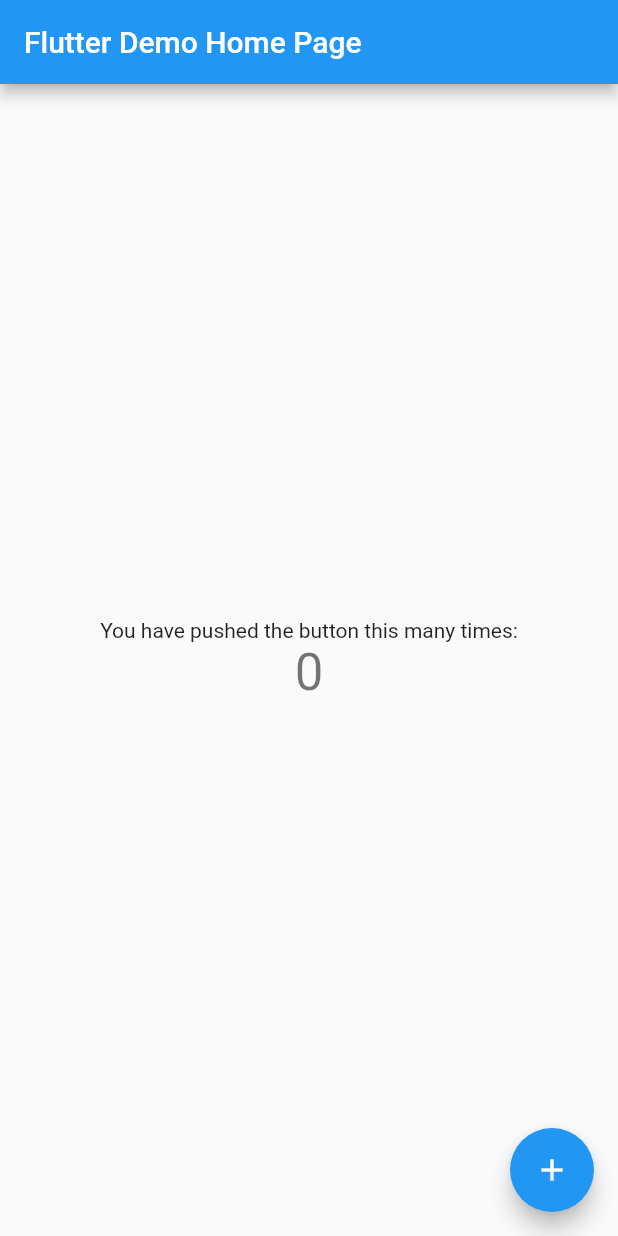
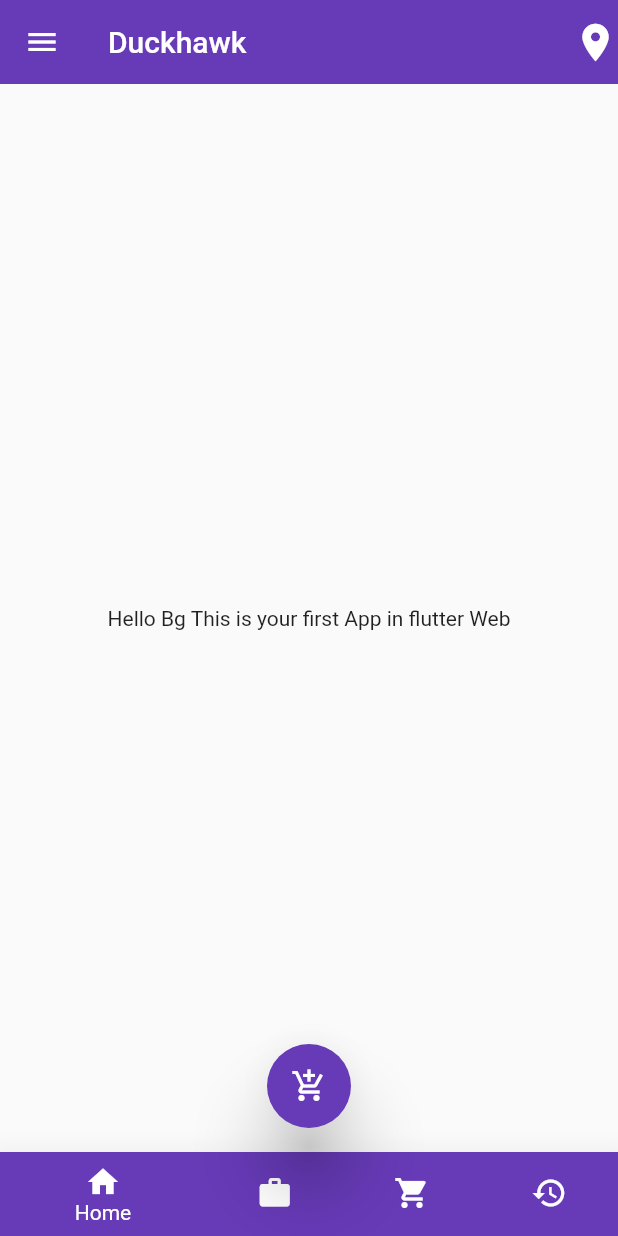
Before and after one commit to SubhamPanigrahi/Flutter_Web_App, a Flutter app: the screen it shows after launch, on a phone screen of 412 x 824 dp. Run offline on Flutter 3.47's test engine with Material 2 defaults, Android fonts, the phone set to English and light mode, and no system bars.

Commit message:
Created a webapp with drawer and bottom nav bar

```diff
--- a/lib/main.dart
+++ b/lib/main.dart
@@ -1,3 +1,4 @@
+import 'package:flutter/gestures.dart';
 import 'package:flutter/material.dart';
 
 void main() {
@@ -5,113 +6,94 @@
 }
 
 class MyApp extends StatelessWidget {
-  // This widget is the root of your application.
   @override
   Widget build(BuildContext context) {
     return MaterialApp(
-      title: 'Flutter Demo',
+      color: Colors.amber,
       theme: ThemeData(
-        // This is the theme of your application.
-        //
-        // Try running your application with "flutter run". You'll see the
-        // application has a blue toolbar. Then, without quitting the app, try
-        // changing the primarySwatch below to Colors.green and then invoke
-        // "hot reload" (press "r" in the console where you ran "flutter run",
-        // or simply save your changes to "hot reload" in a Flutter IDE).
-        // Notice that the counter didn't reset back to zero; the application
-        // is not restarted.
-        primarySwatch: Colors.blue,
-        // This makes the visual density adapt to the platform that you run
-        // the app on. For desktop platforms, the controls will be smaller and
-        // closer together (more dense) than on mobile platforms.
-        visualDensity: VisualDensity.adaptivePlatformDensity,
+        primarySwatch: Colors.deepPurple,
       ),
-      home: MyHomePage(title: 'Flutter Demo Home Page'),
+      home: MyHomePage(),
     );
   }
 }
 
 class MyHomePage extends StatefulWidget {
-  MyHomePage({Key key, this.title}) : super(key: key);
-
-  // This widget is the home page of your application. It is stateful, meaning
-  // that it has a State object (defined below) that contains fields that affect
-  // how it looks.
-
-  // This class is the configuration for the state. It holds the values (in this
-  // case the title) provided by the parent (in this case the App widget) and
-  // used by the build method of the State. Fields in a Widget subclass are
-  // always marked "final".
-
-  final String title;
-
   @override
   _MyHomePageState createState() => _MyHomePageState();
 }
 
 class _MyHomePageState extends State<MyHomePage> {
-  int _counter = 0;
 
-  void _incrementCounter() {
-    setState(() {
-      // This call to setState tells the Flutter framework that something has
-      // changed in this State, which causes it to rerun the build method below
-      // so that the display can reflect the updated values. If we changed
-      // _counter without calling setState(), then the build method would not be
-      // called again, and so nothing would appear to happen.
-      _counter++;
-    });
-  }
+int _index = 0;
 
   @override
   Widget build(BuildContext context) {
-    // This method is rerun every time setState is called, for instance as done
-    // by the _incrementCounter method above.
-    //
-    // The Flutter framework has been optimized to make rerunning build methods
-    // fast, so that you can just rebuild anything that needs updating rather
-    // than having to individually change instances of widgets.
     return Scaffold(
+      floatingActionButtonLocation: FloatingActionButtonLocation.centerFloat,
+      floatingActionButton: FloatingActionButton(
+        onPressed: null,
+        child: Icon(Icons.add_shopping_cart),
+        hoverColor: Colors.blue,
+        elevation: 20,
+      ),
+      bottomNavigationBar: BottomNavigationBar( type: BottomNavigationBarType.shifting,
+        currentIndex: _index,
+        elevation: 20,
+        onTap: (x) {
+          setState(() {
+            _index = x;
+          });
+        },
+        items: [
+          BottomNavigationBarItem(icon: Icon(Icons.home), backgroundColor: Colors.deepPurple, title: Text('Home')),
+          BottomNavigationBarItem( backgroundColor: Colors.red,icon: Icon(Icons.work), title: Text('Work')),
+          BottomNavigationBarItem(
+            backgroundColor: Colors.blue,
+              icon: Icon(Icons.shopping_cart), title: Text('Cart')),
+          BottomNavigationBarItem( backgroundColor: Colors.black,
+              icon: Icon(Icons.history), title: Text('History')),
+        ],
+        backgroundColor: Colors.deepPurple,
+      ),
       appBar: AppBar(
-        // Here we take the value from the MyHomePage object that was created by
-        // the App.build method, and use it to set our appbar title.
-        title: Text(widget.title),
+        actionsIconTheme: IconThemeData(size: 30),
+        elevation: 0,
+        actions: <Widget>[
+          InkWell(
+            child: Icon(Icons.location_on),
+            hoverColor: Colors.amber,
+          )
+        ],
+        title: Text('Duckhawk'),
       ),
+      drawer: new Drawer(
+          child: ListView(
+        children: <Widget>[
+          ListTile(
+            title: Text('Home'),
+            leading: Icon(Icons.home),
+            selected: true,
+          ),
+          ListTile(
+            title: Text('Hello 2'),
+          ),
+          ListTile(
+            title: Text('Hello 3'),
+          ),
+          ListTile(
+            title: Text('Hello 4'),
+          ),
+        ],
+      )),
       body: Center(
-        // Center is a layout widget. It takes a single child and positions it
-        // in the middle of the parent.
         child: Column(
-          // Column is also a layout widget. It takes a list of children and
-          // arranges them vertically. By default, it sizes itself to fit its
-          // children horizontally, and tries to be as tall as its parent.
-          //
-          // Invoke "debug painting" (press "p" in the console, choose the
-          // "Toggle Debug Paint" action from the Flutter Inspector in Android
-          // Studio, or the "Toggle Debug Paint" command in Visual Studio Code)
-          // to see the wireframe for each widget.
-          //
-          // Column has various properties to control how it sizes itself and
-          // how it positions its children. Here we use mainAxisAlignment to
-          // center the children vertically; the main axis here is the vertical
-          // axis because Columns are vertical (the cross axis would be
-          // horizontal).
           mainAxisAlignment: MainAxisAlignment.center,
           children: <Widget>[
-            Text(
-              'You have pushed the button this many times:',
-            ),
-            Text(
-              '$_counter',
-              style: Theme.of(context).textTheme.headline4,
-            ),
+            Text('Hello Bg This is your first App in flutter Web'),
           ],
         ),
       ),
-      floatingActionButton: FloatingActionButton(
-        onPressed: _incrementCounter,
-        tooltip: 'Increment',
-        child: Icon(Icons.add),
-      ), // This trailing comma makes auto-formatting nicer for build methods.
     );
   }
 }
```
